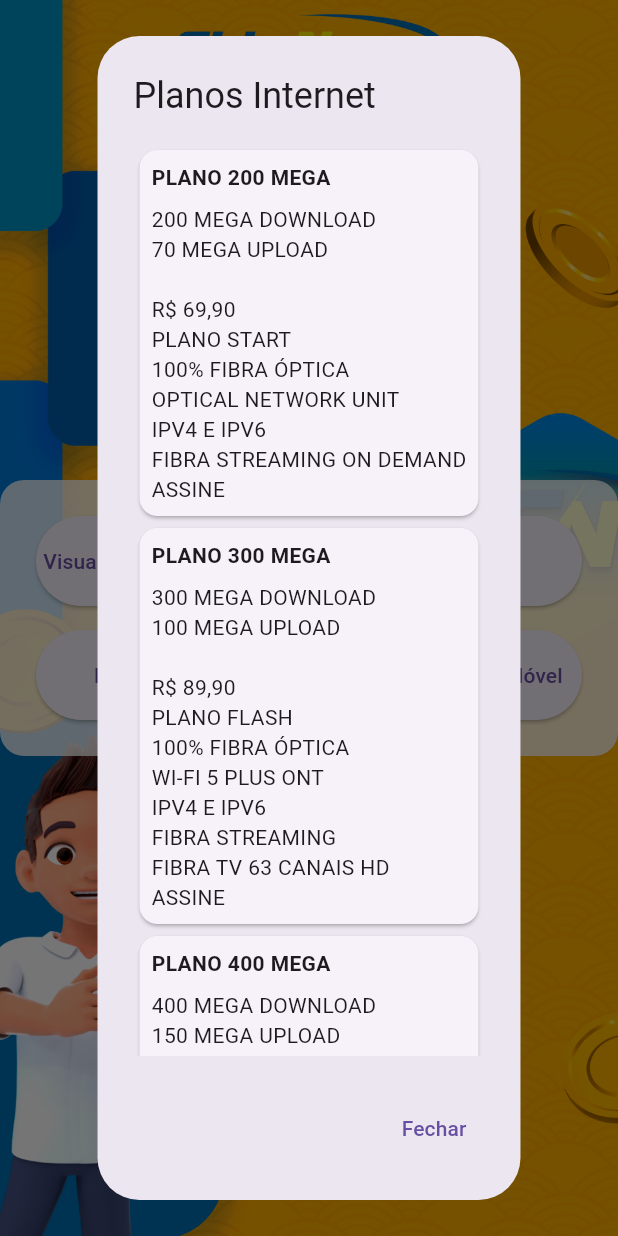
After one commit to lucas-mota-gomes/Totem-Flutter, a Flutter app: the MenuScreen screen opened by its route, after a tap on "Planos Internet", on a phone screen of 412 x 824 dp. The commit adds this screen. Run offline on Flutter 3.47's test engine with Material 3 defaults, Android fonts, the phone set to English and light mode, and no system bars; our stand-ins replace flutter_masked_text2, fluttertoast, video_player.

Commit message:
feat: Add menu screen and update navigation in home screen
The code changes include adding a new menu screen and updating the navigation in the home screen to navigate to the menu screen instead of the login screen when tapped. This improves the user experience by providing a direct way to access the menu.

Recent user commits:
- Fix inactivity timer duration in login_screen.dart
- Add fluttertoast dependency, handle error in fetchFaturas, and add INTERNET permission in AndroidManifest.xml

Recent repository commits:
- Fix inactivity timer duration in login_screen.dart
- Add fluttertoast dependency, handle error in fetchFaturas, and add INTERNET permission in AndroidManifest.xml
- Initial Commit

```diff
--- a/lib/routes.dart
+++ b/lib/routes.dart
@@ -2,6 +2,7 @@ import 'package:flutter/material.dart';
 import 'package:totem/screens/faturas_screen.dart';
 import 'package:totem/screens/home_screen.dart';
 import 'package:totem/screens/login_screen.dart';
+import 'package:totem/screens/menu_screen.dart';
 
 class RouteGenerator {
   static Route<dynamic> generateRoute(RouteSettings settings) {
@@ -12,6 +13,8 @@ class RouteGenerator {
         return MaterialPageRoute(builder: (_) => const HomeScreen());
       case '/login':
         return MaterialPageRoute(builder: (_) => const LoginScreen());
+      case '/menu':
+        return MaterialPageRoute(builder: (_) => const MenuScreen());
       case '/faturas':
         if (args is String) {
           return MaterialPageRoute(
--- a/lib/screens/home_screen.dart
+++ b/lib/screens/home_screen.dart
@@ -20,7 +20,7 @@ class _HomeScreenState extends State<HomeScreen> {
   @override
   Widget build(BuildContext context) {
     return GestureDetector(
-      onTap: () => Navigator.pushNamed(context, '/login'),
+      onTap: () => Navigator.pushNamed(context, '/menu'),
       child: Scaffold(
         body: Stack(
           children: [
@@ -42,20 +42,19 @@ class _HomeScreenState extends State<HomeScreen> {
                       style: ElevatedButton.styleFrom(
                         foregroundColor: Colors.white,
                         backgroundColor: const Color(0xFFF9BE2B),
-                        padding: const EdgeInsets.fromLTRB(100, 20, 100,
-                            12), // Aumenta o padding superior e diminui o inferior4
+                        padding: const EdgeInsets.fromLTRB(100, 20, 100, 12),
                         shape: RoundedRectangleBorder(
                           borderRadius: BorderRadius.circular(8.0),
                           side: const BorderSide(color: Colors.white, width: 6),
                         ),
                       ),
-                      onPressed: () => Navigator.pushNamed(context, '/login'),
+                      onPressed: () => Navigator.pushNamed(context, '/menu'),
                       child: const Text(
                         'Toque para entrar',
                         textAlign: TextAlign.center,
                         style: TextStyle(
                           fontSize: 40,
-                          fontFamily: 'lucky', // Use your custom font here
+                          fontFamily: 'lucky',
                         ),
                       ),
                     ),
--- /dev/null
+++ b/lib/screens/menu_screen.dart
@@ -0,0 +1,205 @@
+import 'package:flutter/material.dart';
+
+class MenuScreen extends StatelessWidget {
+  const MenuScreen({Key? key}) : super(key: key);
+
+  void _showPlanModal(BuildContext context, String planType) {
+    showDialog(
+      context: context,
+      builder: (BuildContext context) {
+        return AlertDialog(
+          title: Text('Planos $planType'),
+          content: SingleChildScrollView(
+            child: ListBody(
+              children: <Widget>[
+                if (planType == 'Combos') ...[
+                  _buildPlanCard(
+                    'COMBO I',
+                    '300 MEGA DOWNLOAD\n100 MEGA UPLOAD\n\nR\$ 139,90\nWI-FI PLUS 5 EM COMODATO\nINTERNET 12 GB NO MÓVEL\nLIGAÇÕES ILIMITADAS NO MÓVEL\nACUMULO DO MÊS ANTERIOR\nPORTABILIDADE GRATUITA\nFIBRA STREAMING + TV\nTELEMEDICINA SULAMERICA\nFIDELIDADE DE 12 MESES\nSEM SURPRESA NA CONTA\nSEM CONSUMO DE DADOS\n(*PAGAMENTO VIA PIX ATÉ O VENCIMENTO)\nASSINE',
+                  ),
+                  _buildPlanCard(
+                    'COMBO II',
+                    '400 MEGA DOWNLOAD\n150 MEGA UPLOAD\n\nR\$ 169,90\nWI-FI PLUS 5 EM COMODATO\nINTERNET 17 GB NO MÓVEL\nLIGAÇÕES ILIMITADAS NO MÓVEL\nACUMULO DO MÊS ANTERIOR\nPORTABILIDADE GRATUITA\nFIBRA STREAMING + TV\nTELEMEDICINA SULAMERICA\nFIDELIDADE DE 12 MESES\nSEM SURPRESA NA CONTA\nSEM CONSUMO DE DADOS\n(*PAGAMENTO VIA PIX ATÉ O VENCIMENTO)\nASSINE',
+                  ),
+                  _buildPlanCard(
+                    'COMBO III',
+                    '600 MEGA DOWNLOAD\n200 MEGA UPLOAD\n\nR\$ 199,90\nWI-FI PLUS 5 EM COMODATO\nINTERNET 25 GB NO MÓVEL\nLIGAÇÕES ILIMITADAS NO MÓVEL\nACUMULO DO MÊS ANTERIOR\nPORTABILIDADE GRATUITA\nFIBRA STREAMING + TV\nTELEFONIA FIXA ILIMITADA\nTELEMEDICINA SULAMERICA\nFIDELIDADE DE 12 MESES\nSEM CONSUMO DE DADOS\n(*PAGAMENTO VIA PIX ATÉ O VENCIMENTO)\nASSINE',
+                  ),
+                ] else if (planType == 'Internet') ...[
+                  _buildPlanCard(
+                    'PLANO 200 MEGA',
+                    '200 MEGA DOWNLOAD\n70 MEGA UPLOAD\n\nR\$ 69,90\nPLANO START\n100% FIBRA ÓPTICA\nOPTICAL NETWORK UNIT\nIPV4 E IPV6\nFIBRA STREAMING ON DEMAND\nASSINE',
+                  ),
+                  _buildPlanCard(
+                    'PLANO 300 MEGA',
+                    '300 MEGA DOWNLOAD\n100 MEGA UPLOAD\n\nR\$ 89,90\nPLANO FLASH\n100% FIBRA ÓPTICA\nWI-FI 5 PLUS ONT\nIPV4 E IPV6\nFIBRA STREAMING\nFIBRA TV 63 CANAIS HD\nASSINE',
+                  ),
+                  _buildPlanCard(
+                    'PLANO 400 MEGA',
+                    '400 MEGA DOWNLOAD\n150 MEGA UPLOAD\n\nR\$ 99,90\nPLANO ULTRA\n100% FIBRA ÓPTICA\nWI-FI 5 PLUS ONT\nIPV4 E IPV6\nFIBRA STREAMING\nFIBRA TV 97 CANAIS HD\nASSINE',
+                  ),
+                  _buildPlanCard(
+                    'PLANO 500 MEGA',
+                    '500 MEGA DOWNLOAD\n200 MEGA UPLOAD\n\nR\$ 119,90\nPLANO POWER\n100% FIBRA ÓPTICA\nWI-FI 5 PLUS ONT\nIPV4 E IPV6\nFIBRA STREAMING\nFIBRA TV 134 CANAIS HD\nASSINE',
+                  ),
+                  _buildPlanCard(
+                    'PLANO 700 MEGA',
+                    '700 MEGA DOWNLOAD\n300 MEGA UPLOAD\n\nR\$ 139,90\nPLANO FAST\n100% FIBRA ÓPTICA\nWI-FI 5 PLUS ONT\nIPV4 E IPV6\nFIBRA STREAMING\nFIBRA TV 153 CANAIS FHD\nASSINE',
+                  ),
+                  _buildPlanCard(
+                    'PLANO GAMER 1 GIGA',
+                    '1 GIGA DOWNLOAD\n500 MEGA UPLOAD\n\nR\$ 199,90\nIP PUBLICO\nPING MAIS BAIXO\nUPLOAD = DOWNLOAD\nWI-FI 6 PLUS ONT\nMELHORES ROTAS\nNAT-1\nASSINE',
+                  ),
+                ] else if (planType == 'Avançado') ...[
+                  _buildPlanCard(
+                    'SMART - 17 GB',
+                    '12 GB + 5 GB Portabilidade*\nAcumulo do mês anterior\nLigação Ilimitada\nPortabilidade Gratuita\nSem Consulta SPC/SERASA\nSem Surpresa na Conta\nSem Consumo de Dados\n(*PAGAMENTO ANTES DO VENCIMENTO)\nR\$ 54,90\nASSINE',
+                  ),
+                  _buildPlanCard(
+                    'STREAMING - 25 GB',
+                    '20 GB + 5 GB Portabilidade*\nAcumulo do mês anterior\nLigação Ilimitada\nPortabilidade Gratuita\nSem Consulta SPC/SERASA\nSem Surpresa na Conta\nSem Consumo de Dados\n(*PAGAMENTO ANTES DO VENCIMENTO)\nR\$ 64,90\nASSINE',
+                  ),
+                  _buildPlanCard(
+                    'WORK - 47 GB',
+                    '42 GB + 5 GB Portabilidade*\nAcumulo do mês anterior\nLigação Ilimitada\nPortabilidade Gratuita\nSem Consulta SPC/SERASA\nSem Surpresa na Conta\nSem Consumo de Dados\n(*PAGAMENTO ANTES DO VENCIMENTO)\nR\$ 84,90\nASSINE',
+                  ),
+                  _buildPlanCard(
+                    'BASIC - 9 GB',
+                    '4 GB + 5 GB Portabilidade*\nAcumulo do mês anterior\nLigação Ilimitada\nPortabilidade Gratuita\nSem Consulta SPC/SERASA\nSem Surpresa na Conta\nSem Consumo de Dados\n(*PAGAMENTO ANTES DO VENCIMENTO)\nR\$ 39,90\nASSINE',
+                  ),
+                  _buildPlanCard(
+                    'TALK - 12 GB',
+                    '7 GB + 5 GB Portabilidade*\nAcumulo do mês anterior\nLigação Ilimitada\nPortabilidade Gratuita\nSem Consulta SPC/SERASA\nSem Surpresa na Conta\nSem Consumo de Dados\n(*PAGAMENTO ANTES DO VENCIMENTO)\nR\$ 44,90\nASSINE',
+                  ),
+                ],
+              ],
+            ),
+          ),
+          actions: <Widget>[
+            TextButton(
+              child: Text('Fechar'),
+              onPressed: () {
+                Navigator.of(context).pop();
+              },
+            ),
+          ],
+        );
+      },
+    );
+  }
+
+  Widget _buildPlanCard(String title, String description) {
+    return Card(
+      child: Padding(
+        padding: const EdgeInsets.all(8.0),
+        child: Column(
+          crossAxisAlignment: CrossAxisAlignment.start,
+          children: [
+            Text(
+              title,
+              style: TextStyle(fontWeight: FontWeight.bold),
+            ),
+            SizedBox(height: 8.0),
+            Text(description),
+          ],
+        ),
+      ),
+    );
+  }
+
+  @override
+  Widget build(BuildContext context) {
+    return Scaffold(
+      body: Stack(
+        children: [
+          SizedBox.expand(
+            child: Image.asset(
+              'assets/Financeiro.png',
+              fit: BoxFit.cover,
+            ),
+          ),
+          Center(
+            child: Container(
+              padding: const EdgeInsets.all(16.0),
+              decoration: BoxDecoration(
+                color: Colors.white.withOpacity(0.8),
+                borderRadius: BorderRadius.circular(16.0),
+              ),
+              child: Column(
+                mainAxisSize: MainAxisSize.min,
+                children: [
+                  Row(
+                    mainAxisAlignment: MainAxisAlignment.center,
+                    children: [
+                      Expanded(
+                        child: Container(
+                          margin: const EdgeInsets.all(8.0),
+                          child: ElevatedButton(
+                            style: ElevatedButton.styleFrom(
+                              padding: const EdgeInsets.symmetric(vertical: 20),
+                            ),
+                            onPressed: () {
+                              Navigator.pushNamed(context, '/login');
+                            },
+                            child: const Text('Visualizar Minhas Faturas'),
+                          ),
+                        ),
+                      ),
+                      Expanded(
+                        child: Container(
+                          margin: const EdgeInsets.all(8.0),
+                          child: ElevatedButton(
+                            style: ElevatedButton.styleFrom(
+                              padding: const EdgeInsets.symmetric(vertical: 20),
+                            ),
+                            onPressed: () {
+                              _showPlanModal(context, 'Combos');
+                            },
+                            child: const Text('Combos'),
+                          ),
+                        ),
+                      ),
+                    ],
+                  ),
+                  Row(
+                    mainAxisAlignment: MainAxisAlignment.center,
+                    children: [
+                      Expanded(
+                        child: Container(
+                          margin: const EdgeInsets.all(8.0),
+                          child: ElevatedButton(
+                            style: ElevatedButton.styleFrom(
+                              padding: const EdgeInsets.symmetric(vertical: 20),
+                            ),
+                            onPressed: () {
+                              _showPlanModal(context, 'Internet');
+                            },
+                            child: const Text('Planos Internet'),
+                          ),
+                        ),
+                      ),
+                      Expanded(
+                        child: Container(
+                          margin: const EdgeInsets.all(8.0),
+                          child: ElevatedButton(
+                            style: ElevatedButton.styleFrom(
+                              padding: const EdgeInsets.symmetric(vertical: 20),
+                            ),
+                            onPressed: () {
+                              _showPlanModal(context, 'Avançado');
+                            },
+                            child: const Text('Planos Telefonia Móvel'),
+                          ),
+                        ),
+                      ),
+                    ],
+                  ),
+                ],
+              ),
+            ),
+          ),
+        ],
+      ),
+    );
+  }
+}
```
